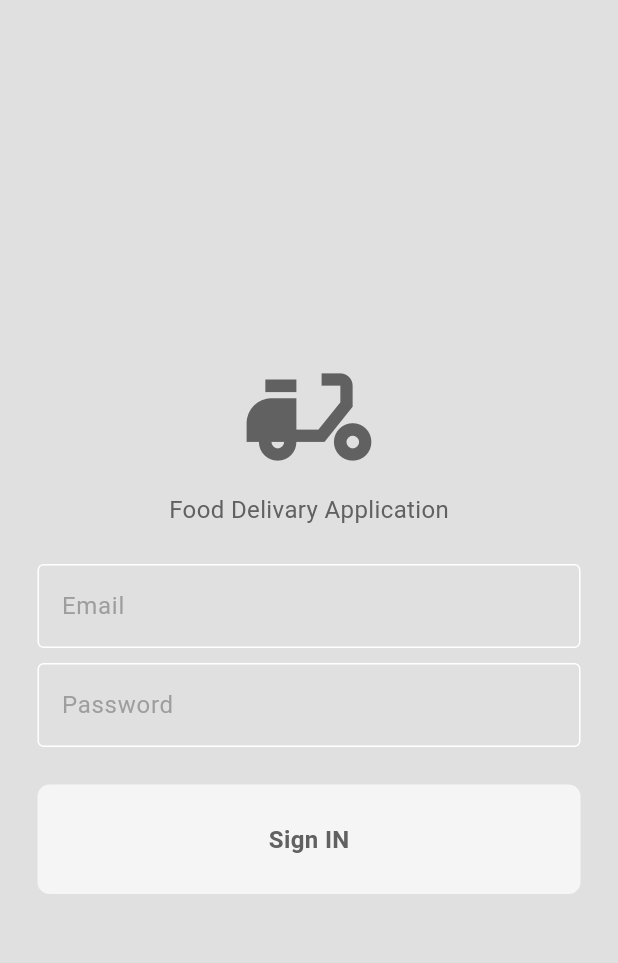
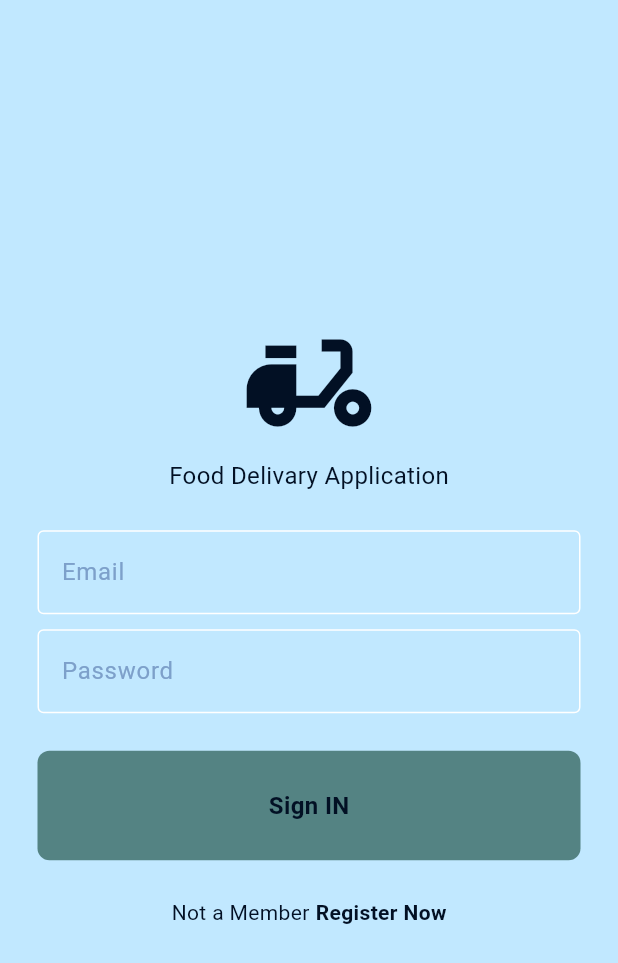
Before and after one commit to Thameera08/food_delivery_app, a Flutter app: the screen it shows after launch, on a phone screen of 412 x 824 dp. Shown: the top 963 px of the screen. Run offline on Flutter 3.47's test engine with Material 3 defaults, Android fonts, the phone set to English and light mode, and no system bars; our stand-ins replace hexcolor.

Commit message:
new sigin and signup page updates

```diff
--- /dev/null
+++ b/lib/auth/login_or_register.dart
@@ -0,0 +1,35 @@
+import 'package:flutter/material.dart';
+import 'package:pos_application/pages/login_page.dart';
+import 'package:pos_application/pages/register_page.dart';
+
+class LoginorRegister extends StatefulWidget {
+  const LoginorRegister({super.key});
+
+  @override
+  State<LoginorRegister> createState() => _LoginorRegisterState();
+}
+
+class _LoginorRegisterState extends State<LoginorRegister> {
+  //initially show the log in page
+  bool showLoginPage = true;
+
+  //toggle bitween login and sign up page
+  void togglePages() {
+    setState(() {
+      showLoginPage = !showLoginPage;
+    });
+  }
+
+  @override
+  Widget build(BuildContext context) {
+    if (showLoginPage) {
+      return LoginPage(
+        onTap: togglePages,
+      );
+    } else {
+      return RegisetrPage(
+        onTap: togglePages,
+      );
+    }
+  }
+}
--- a/lib/main.dart
+++ b/lib/main.dart
@@ -1,5 +1,5 @@
 import 'package:flutter/material.dart';
-import 'package:pos_application/pages/login_page.dart';
+import 'package:pos_application/auth/login_or_register.dart';
 import 'package:pos_application/theme/theme_provider.dart';
 import 'package:provider/provider.dart';
 
@@ -19,9 +19,8 @@ class MyApp extends StatelessWidget {
   @override
   Widget build(BuildContext context) {
     return MaterialApp(
-      debugShowCheckedModeBanner: false,
-      theme: Provider.of<ThemeProvider>(context).themedata,
-      home:  LoginPage(),
-    );
+        debugShowCheckedModeBanner: false,
+        theme: Provider.of<ThemeProvider>(context).themedata,
+        home: const LoginorRegister());
   }
 }
--- a/lib/pages/login_page.dart
+++ b/lib/pages/login_page.dart
@@ -1,12 +1,34 @@
 import 'package:flutter/material.dart';
 import 'package:pos_application/components/my_button.dart';
 import 'package:pos_application/components/my_textfield.dart';
+import 'package:pos_application/pages/home_page.dart';
 
-class LoginPage extends StatelessWidget {
+class LoginPage extends StatefulWidget {
+  final void Function()? onTap;
+
+  const LoginPage({
+    super.key,
+    this.onTap,
+  });
+
+  @override
+  State<LoginPage> createState() => _LoginPageState();
+}
+
+class _LoginPageState extends State<LoginPage> {
   final TextEditingController emailController = TextEditingController();
   final TextEditingController passwordController = TextEditingController();
 
-  LoginPage({super.key});
+  void login() {
+    //authetication part
+
+    //navigation
+    Navigator.of(context).pushReplacement(
+      MaterialPageRoute(
+        builder: (context) => const HomePage(),
+      ),
+    );
+  }
 
   @override
   Widget build(BuildContext context) {
@@ -48,10 +70,32 @@ class LoginPage extends StatelessWidget {
             //sign in button
             MyButton(
               text: 'Sign IN',
-              onTap: () {},
+              onTap: login,
             ),
+            const SizedBox(height: 25),
             //not member regiter now
-
+            Row(
+              mainAxisAlignment: MainAxisAlignment.center,
+              children: [
+                Text(
+                  "Not a Member",
+                  style: TextStyle(
+                    color: Theme.of(context).colorScheme.inversePrimary,
+                  ),
+                ),
+                const SizedBox(width: 4),
+                GestureDetector(
+                  onTap: widget.onTap,
+                  child: Text(
+                    "Register Now",
+                    style: TextStyle(
+                      fontWeight: FontWeight.bold,
+                      color: Theme.of(context).colorScheme.inversePrimary,
+                    ),
+                  ),
+                ),
+              ],
+            )
           ],
         ),
       ),
--- a/lib/theme/light_theme.dart
+++ b/lib/theme/light_theme.dart
@@ -1,12 +1,13 @@
 // ignore_for_file: prefer_const_constructors
 import 'package:flutter/material.dart';
+import 'package:hexcolor/hexcolor.dart';
 
 ThemeData lightMode = ThemeData(
   colorScheme: ColorScheme.light(
-    background: Colors.grey.shade300,
-    primary: Colors.grey.shade500,
-    secondary: Colors.grey.shade100,
+    background: HexColor('#C1E8FF'),
+    primary:  HexColor('#7DA0CA'),
+    secondary:  HexColor('#548383'),
     tertiary: Colors.white,
-    inversePrimary: Colors.grey.shade700,
+    inversePrimary:  HexColor('#021024'),
   ),
 );
--- a/pubspec.yaml
+++ b/pubspec.yaml
@@ -36,6 +36,7 @@ dependencies:
   # Use with the CupertinoIcons class for iOS style icons.
   cupertino_icons: ^1.0.6
   provider: ^6.1.2
+  hexcolor: ^3.0.1
 
 dev_dependencies:
   flutter_test:
```
Also changed, not shown: lib/pages/home_page.dart (added, +15 -0 lines), lib/pages/register_page.dart (added, +102 -0 lines), pubspec.lock.
